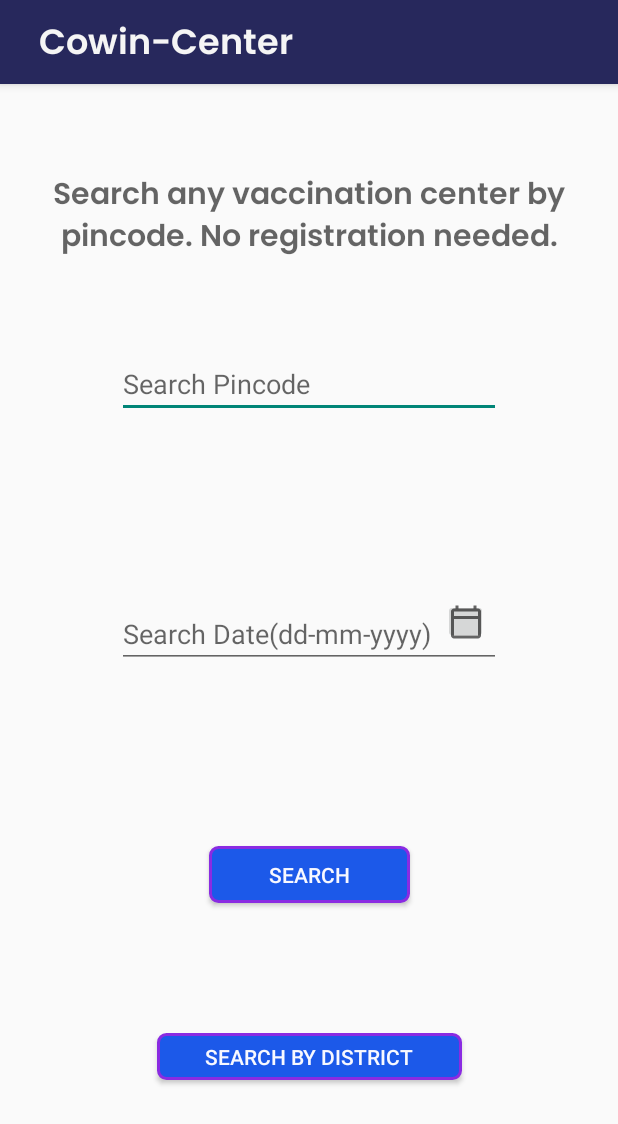
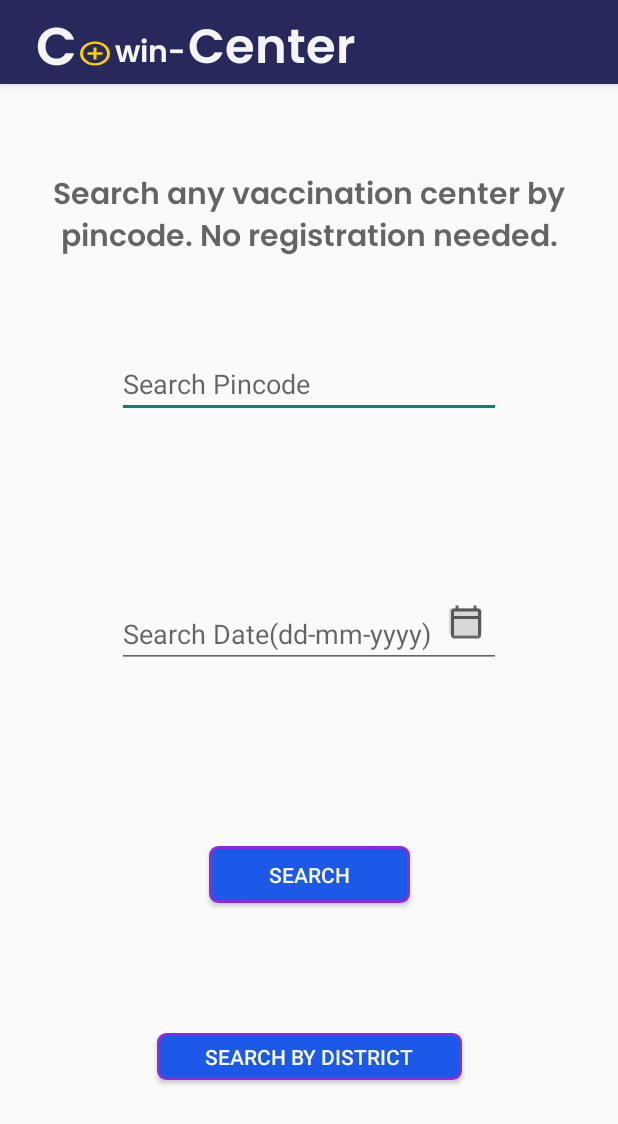
Before and after one commit to Priyanshu15092001/VACCINATION-CENTRE-REGISTERING-APP, an Android app: the screen it shows after launch (SearchActivity), on a phone screen of 412 x 824 dp. Shown: the top 1124 px of the screen. Run offline under Robolectric (Android 15) with nearby library versions, the phone set to English and light mode, and no system bars.

Commit message:
MINOR ACTION BAR CHANGE. ADDED FEE TYPE AND ADDRESS.

```diff
--- a/app/src/main/java/com/example/demolist/DistrictSearchActivity.java
+++ b/app/src/main/java/com/example/demolist/DistrictSearchActivity.java
@@ -2,6 +2,7 @@ package com.example.demolist;
 
 import androidx.appcompat.app.AppCompatActivity;
 
+import android.annotation.SuppressLint;
 import android.app.ActionBar;
 import android.app.DatePickerDialog;
 import android.content.Intent;
@@ -45,10 +46,13 @@ EditText date;
     int IDstate = 0,IDdistrict=0;
 String stateTxt,districtTxt;
 SharedPreferences sharedPreferences;
+    @SuppressLint("WrongConstant")
     @Override
     protected void onCreate(Bundle savedInstanceState) {
         super.onCreate(savedInstanceState);
         setContentView(R.layout.activity_district_search);
+        getSupportActionBar().setDisplayOptions(ActionBar.DISPLAY_SHOW_CUSTOM);
+        getSupportActionBar().setCustomView(R.layout.action_bar2);
         date=findViewById(R.id.date);
         sharedPreferences= PreferenceManager.getDefaultSharedPreferences(this);
         ImageButton cal=findViewById(R.id.calender);
--- a/app/src/main/java/com/example/demolist/SearchActivity.java
+++ b/app/src/main/java/com/example/demolist/SearchActivity.java
@@ -34,7 +34,7 @@ public class SearchActivity extends AppCompatActivity {
         super.onCreate(savedInstanceState);
         setContentView(R.layout.activity_search);
         getSupportActionBar().setDisplayOptions(ActionBar.DISPLAY_SHOW_CUSTOM);
-        getSupportActionBar().setCustomView(R.layout.action_bar);
+        getSupportActionBar().setCustomView(R.layout.action_bar2);
         pin=findViewById(R.id.pin);
         date=findViewById(R.id.date);
         ImageButton cal=findViewById(R.id.calender);
--- /dev/null
+++ b/app/src/main/res/layout/action_bar2.xml
@@ -0,0 +1,73 @@
+<?xml version="1.0" encoding="utf-8"?>
+<androidx.constraintlayout.widget.ConstraintLayout xmlns:android="http://schemas.android.com/apk/res/android"
+    xmlns:app="http://schemas.android.com/apk/res-auto"
+    xmlns:tools="http://schemas.android.com/tools"
+    android:layout_width="match_parent"
+    android:layout_height="54dp"
+    android:background="#27285c">
+
+    <TextView
+        android:id="@+id/textView2"
+        android:layout_width="28dp"
+        android:layout_height="39dp"
+        android:fontFamily="@font/poppins_semibold"
+        android:gravity="center"
+        android:text="C"
+        android:textColor="@color/white_smoke"
+        android:textSize="35sp"
+        android:layout_marginRight="195dp"
+        app:layout_constraintBottom_toBottomOf="parent"
+        app:layout_constraintEnd_toEndOf="parent"
+        app:layout_constraintHorizontal_bias="0.048"
+        app:layout_constraintStart_toStartOf="parent"
+android:layout_marginBottom="6dp"
+        app:layout_constraintTop_toTopOf="parent"
+        app:layout_constraintVertical_bias="0.476" />
+
+    <ImageView
+        android:id="@+id/imageView2"
+        android:layout_width="24dp"
+        android:layout_height="19dp"
+        android:background="@drawable/ic_baseline_add_circle_outline_24"
+        app:layout_constraintBottom_toBottomOf="parent"
+        app:layout_constraintEnd_toEndOf="parent"
+        app:layout_constraintHorizontal_bias="0.0"
+        app:layout_constraintStart_toEndOf="@+id/textView2"
+        app:layout_constraintTop_toTopOf="parent"
+        app:layout_constraintVertical_bias="0.731" />
+
+    <TextView
+        android:id="@+id/textView3"
+        android:layout_width="50dp"
+        android:layout_height="32dp"
+        android:fontFamily="@font/poppins_semibold"
+        android:gravity="center"
+        android:textColor="@color/white_smoke"
+        android:text="win-"
+        android:textSize="20sp"
+        android:layout_marginBottom="3dp"
+        app:layout_constraintBottom_toBottomOf="parent"
+        app:layout_constraintEnd_toEndOf="parent"
+        app:layout_constraintHorizontal_bias="0.0"
+        app:layout_constraintStart_toEndOf="@+id/imageView2"
+        app:layout_constraintTop_toTopOf="parent"
+        app:layout_constraintVertical_bias="1.0" />
+
+    <TextView
+        android:id="@+id/textView4"
+        android:layout_width="wrap_content"
+        android:layout_height="40dp"
+        android:fontFamily="@font/poppins_semibold"
+        android:gravity="center"
+        android:text="Center"
+        android:textSize="32sp"
+        android:textColor="@color/white_smoke"
+        android:layout_marginBottom="7dp"
+        app:layout_constraintBottom_toBottomOf="parent"
+        app:layout_constraintEnd_toEndOf="parent"
+        app:layout_constraintHorizontal_bias="0.0"
+        app:layout_constraintStart_toEndOf="@+id/textView3"
+        app:layout_constraintTop_toTopOf="parent"
+        app:layout_constraintVertical_bias="0.9" />
+
+</androidx.constraintlayout.widget.ConstraintLayout>
```
Also changed, not shown: app/src/main/java/com/example/demolist/CustomListViewActivity.java (+10 -2 lines), app/src/main/java/com/example/demolist/DistrictListActivity.java (+9 -4 lines), app/src/main/java/com/example/demolist/DistrictVaccineCenter.java (+21 -2 lines), app/src/main/java/com/example/demolist/VaccineCenter.java (+19 -2 lines), app/src/main/res/layout/custom_row_layout.xml (+6 -3 lines), app/src/main/res/layout/customdistric_row_layout.xml (+5 -2 lines), app/src/main/ic_launcher-playstore.png (added).
